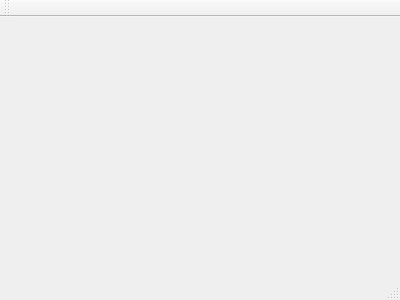
Before: the Qt Designer form SmartHome/mainwindow.ui in kovand11/Diplomaterv-Code, drawn with Qt 5.
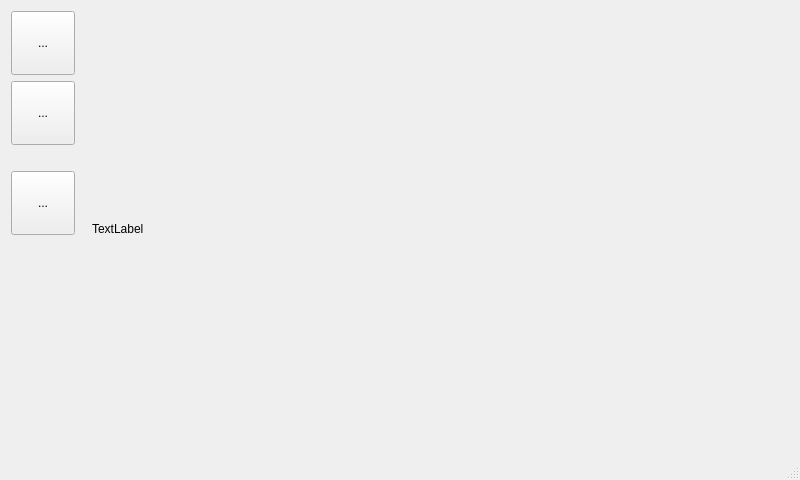
After: the same form once the commit is applied.

Commit message: basic ui structure added

The edit to the form file:
```diff
--- a/SmartHome/mainwindow.ui
+++ b/SmartHome/mainwindow.ui
@@ -1,24 +1,135 @@
 <ui version="4.0">
  <class>MainWindow</class>
- <widget class="QMainWindow" name="MainWindow" >
-  <property name="geometry" >
+ <widget class="QMainWindow" name="MainWindow">
+  <property name="geometry">
    <rect>
     <x>0</x>
     <y>0</y>
-    <width>400</width>
-    <height>300</height>
+    <width>800</width>
+    <height>480</height>
    </rect>
   </property>
   <property name="windowTitle" >
    <string>MainWindow</string>
   </property>
-  <widget class="QMenuBar" name="menuBar" />
-  <widget class="QToolBar" name="mainToolBar" />
-  <widget class="QWidget" name="centralWidget" />
-  <widget class="QStatusBar" name="statusBar" />
+  <widget class="QWidget" name="centralWidget">
+   <layout class="QHBoxLayout" name="horizontalLayout">
+    <item>
+     <layout class="QVBoxLayout" name="verticalLayout">
+      <item>
+       <widget class="QToolButton" name="viewButton">
+        <property name="minimumSize">
+         <size>
+          <width>64</width>
+          <height>64</height>
+         </size>
+        </property>
+        <property name="text">
+         <string>...</string>
+        </property>
+       </widget>
+      </item>
+      <item>
+       <widget class="QToolButton" name="settingsButton">
+        <property name="minimumSize">
+         <size>
+          <width>64</width>
+          <height>64</height>
+         </size>
+        </property>
+        <property name="text">
+         <string>...</string>
+        </property>
+       </widget>
+      </item>
+      <item>
+       <spacer name="verticalSpacer_2">
+        <property name="orientation">
+         <enum>Qt::Vertical</enum>
+        </property>
+        <property name="sizeType">
+         <enum>QSizePolicy::Fixed</enum>
+        </property>
+        <property name="sizeHint" stdset="0">
+         <size>
+          <width>20</width>
+          <height>20</height>
+         </size>
+        </property>
+       </spacer>
+      </item>
+      <item>
+       <widget class="QToolButton" name="closeButton">
+        <property name="minimumSize">
+         <size>
+          <width>64</width>
+          <height>64</height>
+         </size>
+        </property>
+        <property name="text">
+         <string>...</string>
+        </property>
+       </widget>
+      </item>
+      <item>
+       <spacer name="verticalSpacer">
+        <property name="orientation">
+         <enum>Qt::Vertical</enum>
+        </property>
+        <property name="sizeHint" stdset="0">
+         <size>
+          <width>20</width>
+          <height>40</height>
+         </size>
+        </property>
+       </spacer>
+      </item>
+     </layout>
+    </item>
+    <item>
+     <widget class="QStackedWidget" name="stackedWidget">
+      <property name="currentIndex">
+       <number>1</number>
+      </property>
+      <widget class="QWidget" name="page">
+       <layout class="QVBoxLayout" name="verticalLayout_3">
+        <item>
+         <widget class="QPushButton" name="pushButton">
+          <property name="text">
+           <string>PushButton</string>
+          </property>
+         </widget>
+        </item>
+       </layout>
+      </widget>
+      <widget class="QWidget" name="page_2">
+       <layout class="QVBoxLayout" name="verticalLayout_2">
+        <item>
+         <widget class="QLabel" name="label">
+          <property name="text">
+           <string>TextLabel</string>
+          </property>
+         </widget>
+        </item>
+       </layout>
+      </widget>
+     </widget>
+    </item>
+   </layout>
+  </widget>
+  <widget class="QMenuBar" name="menuBar">
+   <property name="geometry">
+    <rect>
+     <x>0</x>
+     <y>0</y>
+     <width>800</width>
+     <height>17</height>
+    </rect>
+   </property>
+  </widget>
+  <widget class="QStatusBar" name="statusBar"/>
  </widget>
- <layoutDefault spacing="6" margin="11" />
- <pixmapfunction></pixmapfunction>
+ <layoutdefault spacing="6" margin="11"/>
  <resources/>
  <connections/>
 </ui>
```
Left out of the diff: 3 changed lines with no effect on the pictures. The commit also changes 2 other files.
